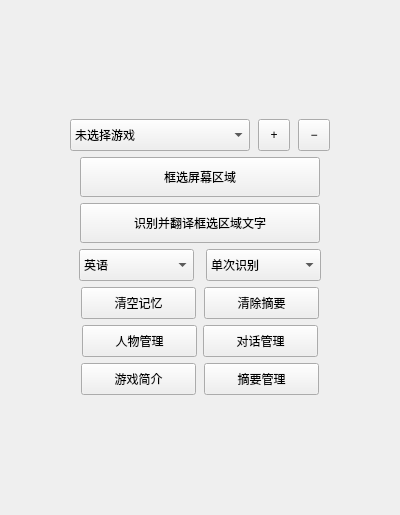
First picture: the form in src/ui/main_window.ui, repository dingmark1/GameLens-public, before the edit.
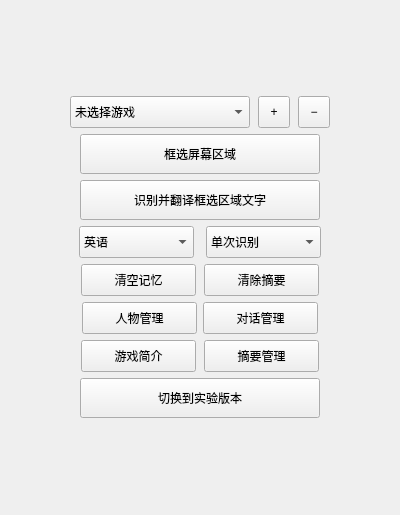
Second picture: the form after the edit.

Commit message: 加入beta版项目结构

What changed in the file:
```diff
--- a/src/ui/main_window.ui
+++ b/src/ui/main_window.ui
@@ -354,6 +354,32 @@
       </item>
      </layout>
     </item>
+    <item>
+     <layout class="QHBoxLayout" name="beta_mode_row">
+      <property name="alignment">
+       <set>Qt::AlignCenter</set>
+      </property>
+      <item alignment="Qt::AlignCenter">
+       <widget class="QPushButton" name="switch_to_beta_button">
+        <property name="minimumSize">
+         <size>
+          <width>240</width>
+          <height>40</height>
+         </size>
+        </property>
+        <property name="maximumSize">
+         <size>
+          <width>240</width>
+          <height>40</height>
+         </size>
+        </property>
+        <property name="text">
+         <string>切换到实验版本</string>
+        </property>
+       </widget>
+      </item>
+     </layout>
+    </item>
    </layout>
   </widget>
  </widget>
```
The commit also changes 11 other files.
